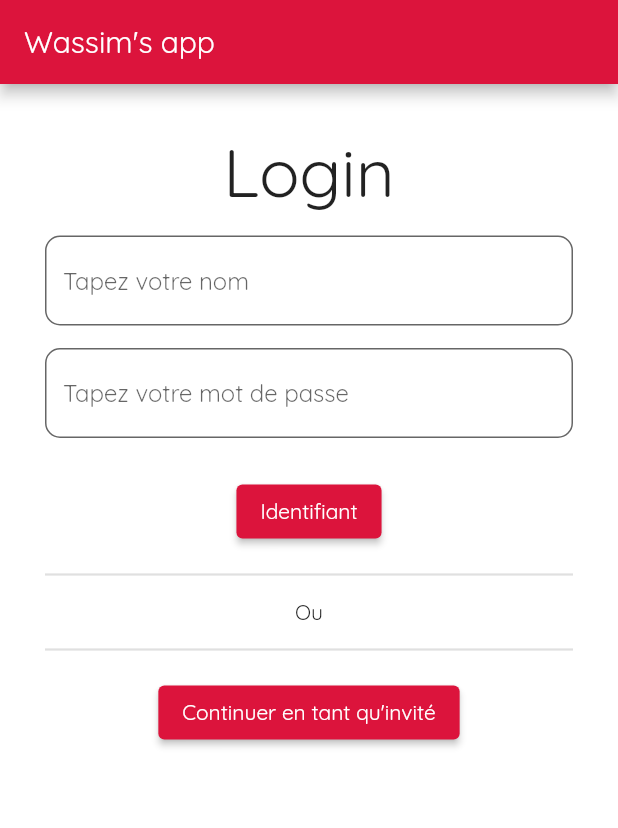
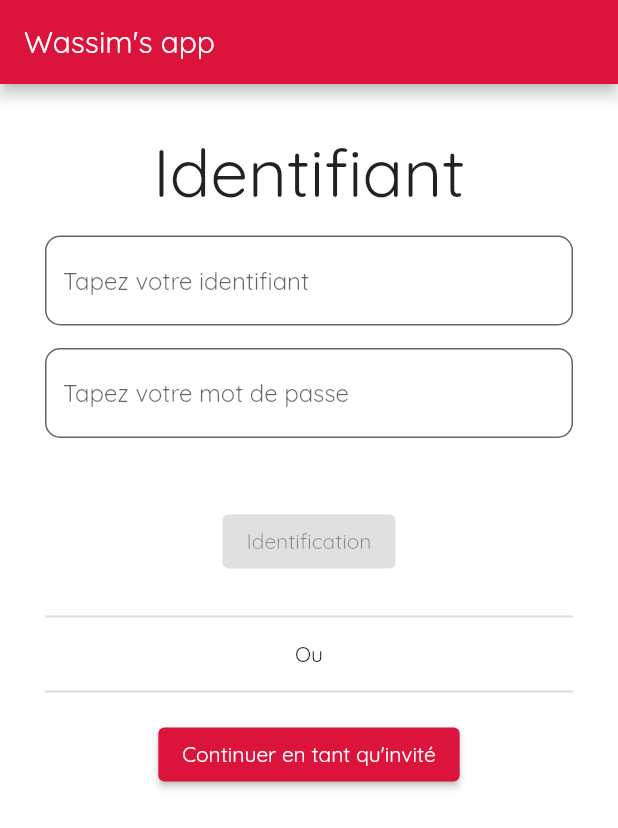
Before and after one commit to wassimouricha/flutter_application_2, a Flutter app: the screen it shows after launch, on a phone screen of 412 x 824 dp. Shown: the top 828 px of the screen. Run offline on Flutter 3.47's test engine with Material 2 defaults, Android fonts, the phone set to English and light mode, and no system bars.

Commit message:
ajout de l'identification

```diff
--- /dev/null
+++ b/lib/login_colonne.dart
@@ -0,0 +1,65 @@
+import 'package:flutter/material.dart';
+
+import 'customTextFIeld.dart';
+
+class LoginColone extends StatefulWidget {
+  @override
+  State<StatefulWidget> createState() {
+    return _LoginColoneState();
+  }
+}
+
+class _LoginColoneState extends State<LoginColone> {
+  bool passwordValid = false;
+  bool usernameValid = false;
+
+  String password = "";
+  String username = "";
+
+  @override
+  Widget build(BuildContext context) {
+    return Column(children: [
+      Text(
+        "Identifiant",
+        style: TextStyle(fontSize: 45),
+      ),
+      CustomTextField(
+        hinText: "Tapez votre identifiant", //textfield est un champ de texte
+        padding: EdgeInsets.symmetric(vertical: 15),
+        longueurMaximale: 20,
+        longueurMinimale: 3,
+        valueSet: (valid, texteEntre) {
+          setState(() {
+            username =  "Appuyer sur le bouton d'identification pour que "+ texteEntre + " se connecte !";
+            usernameValid = valid;
+          });
+        }, //ici avec l'importation de mon customtextfield hintext et obscuretext j'ai juste a indiqué les parametres dans le widget
+      ),
+      CustomTextField(
+          padding: EdgeInsets.only(bottom: 45),
+          hinText: "Tapez votre mot de passe ",
+          obscureText: true,
+          longueurMinimale: 5,
+          longueurMaximale: 14,
+          valueSet: (valid, textEntre) {
+            setState(() {
+              password = textEntre;
+              passwordValid = valid;
+            });
+          }),
+      ElevatedButton(
+        // elevatedbutton un simple bouton
+        onPressed: (passwordValid && usernameValid)
+            ? boutonLoginAppuyer
+            : null, //&& est = "et" et ici si mon onpressed est null alors mon bouton est désactivé et donc si mpn passwordvalid et usernamevalid est valid alors on peut enclencher la fonction boutonLoginAppuyer
+        child: Text(
+            "Identification"), //child est un widget et donc on lui indique ce que l'on veut à l'intérieur
+      ),
+      Text(username),
+    ]);
+  }
+
+  void boutonLoginAppuyer() {
+    print("bouton identifiant appuyé");
+  }
+}
--- a/lib/main.dart
+++ b/lib/main.dart
@@ -3,6 +3,7 @@
 import 'package:flutter/material.dart';
 import 'themes.dart';
 import 'customTextFIeld.dart';
+import 'login_colonne.dart';
 
 void main() {
   runApp(Wassimus());
@@ -36,44 +37,10 @@ class Wassimus extends StatelessWidget {
     return Column(
       mainAxisAlignment: MainAxisAlignment.center,
       children: [
-        Text(
-          "Login",
-          style: TextStyle(fontSize: 45),
-        ),
-        // Padding(
-        //   padding: EdgeInsets.symmetric(vertical: 15),
-        //   child: TextField(
-        //     decoration: InputDecoration(
-        //         hintText: "Tapez votre nom"), //textfield est un champ de texte
-        //   ),
-        // ),
-
-        // Row(
-        //   children: [
-        //ici avec row je fais une sorte de container horizontale avec comme enfant les deux widget bouton que j'ai crée précédement
-        CustomTextField(hinText:"Tapez votre nom" , padding:EdgeInsets.symmetric(vertical: 15),longueurMaximale: 20,),
-        CustomTextField(
-          padding: EdgeInsets.only(bottom: 15),
-          hinText: "Tapez votre mot de passe ",
-          obscureText: true,
-          longueurMinimale: 5,
-          longueurMaximale: 10,
-          valueSet: (valid, TextEntree) {
-
-            print(TextEntree);
-          },
-        ), //ici avec l'importation de mon customtextfield hintext et obscuretext j'ai juste a indiqué les parametres dans le widget
-
-        Padding(
-          padding: EdgeInsets.all(10),
-          child: ElevatedButton(
-            onPressed: boutonLoginAppuyer,
-            child: Text(
-                "Identifiant"), //child est un widget et donc on lui indique ce que l'on veut à l'intérieur
-          ),
-        ), // elevatedbutton un simple bouton
+        LoginColone(),
         // Spacer(), //le spacer va creer un espace entre les deux boutons
         Column(
+          //ici avec row je fais une sorte de container horizontale avec comme enfant les deux widget bouton que j'ai crée précédement
           children: [
             Divider(
                 thickness:
```
